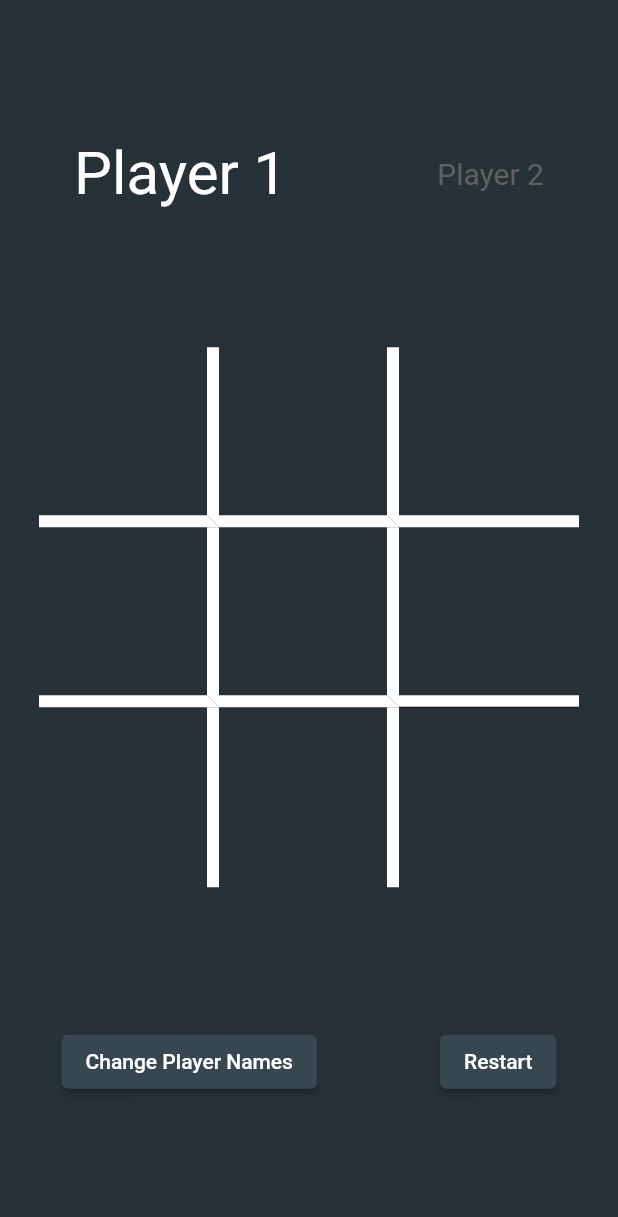
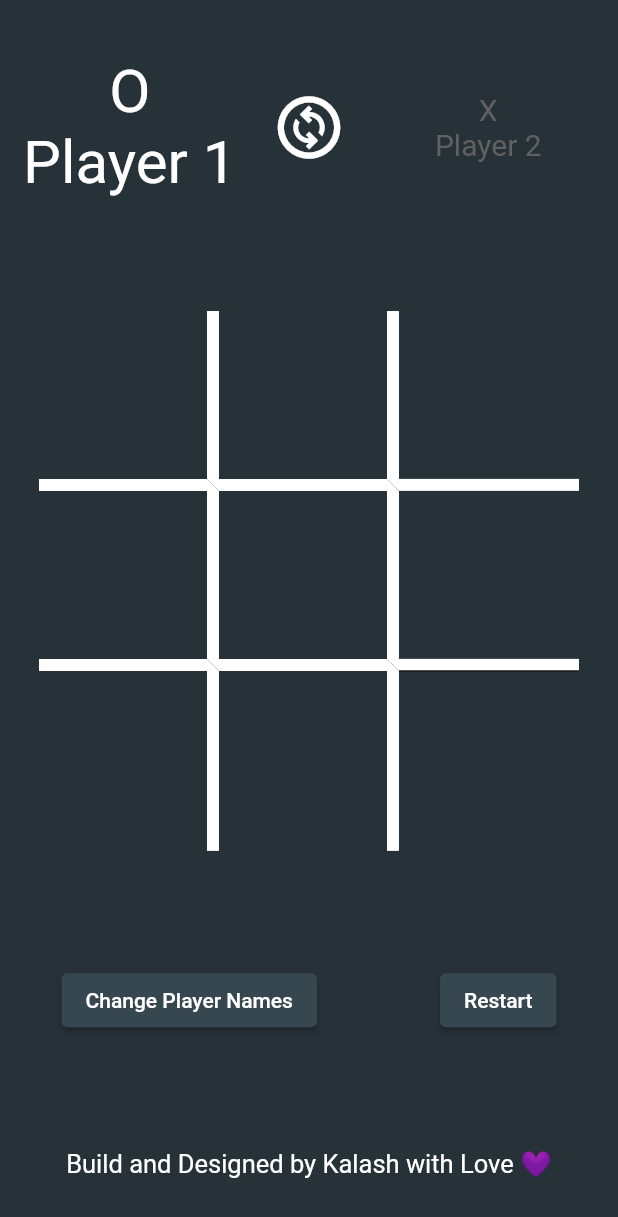
Before and after one commit to insfirred/tic-tac-toe, a Flutter app: the screen it shows after launch, on a phone screen of 412 x 824 dp. Shown: the top 1217 px of the screen. Run offline on Flutter 3.47's test engine with Material 2 defaults, Android fonts, the phone set to English and light mode, and no system bars.

Commit message:
Added Swap Player feature

```diff
--- a/lib/homeScreen.dart
+++ b/lib/homeScreen.dart
@@ -97,6 +97,8 @@ class _homeScreenState extends State<homeScreen> {
                 isEmpty7 = true;
                 isEmpty8 = true;
 
+                swapPlayers();
+
               });
               Navigator.of(context).pop();
             },
@@ -161,6 +163,8 @@ class _homeScreenState extends State<homeScreen> {
                 isEmpty6 = true;
                 isEmpty7 = true;
                 isEmpty8 = true;
+
+                swapPlayers();
 
               });
               Navigator.of(context).pop();
@@ -230,17 +234,48 @@ class _homeScreenState extends State<homeScreen> {
     );
   }
 
+  swapPlayers(){
+    setState(() {
+      var temp = playerName1;
+      playerName1 = playerName2;
+      playerName2 = temp;
+    });
+  }
+
   @override
   Widget build(BuildContext context) {
     return SafeArea(
       child: Scaffold(
         backgroundColor: Colors.blueGrey.shade900,
-        body: Column(mainAxisAlignment: MainAxisAlignment.spaceEvenly, children: [
+        body: Column(mainAxisAlignment: MainAxisAlignment.spaceAround, children: [
 
-          Row(mainAxisAlignment: MainAxisAlignment.center,children: [
-            Text(playerName1 ,style: TextStyle(color: (turn=="O")?Colors.white:Colors.grey.shade700, fontSize: (turn=='O')?40:20),),
-            const SizedBox(width: 100,),
-            Text(playerName2 ,style: TextStyle(color: (turn=="O")?Colors.grey.shade700:Colors.white, fontSize: (turn=='O')?20:40),),
+          Row(mainAxisAlignment: MainAxisAlignment.spaceEvenly,children: [
+            SizedBox(
+              width: 150,
+              child: Column(
+                children: [
+                  Text('O' ,style: TextStyle(color: (turn=="O")?Colors.white:Colors.grey.shade700, fontSize: (turn=='O')?40:20),),
+                  Text(playerName1 ,style: TextStyle(color: (turn=="O")?Colors.white:Colors.grey.shade700, fontSize: (turn=='O')?40:20),),
+                ],
+              ),
+            ),
+
+            IconButton(
+              onPressed: ()=>swapPlayers(),
+              icon: Icon(Icons.change_circle_outlined),
+              color: Colors.white,
+              iconSize: 50,
+            ),
+
+            SizedBox(
+              width: 150,
+              child: Column(
+                children: [
+                  Text('X' ,style: TextStyle(color: (turn=="O")?Colors.grey.shade700:Colors.white, fontSize: (turn=='O')?20:40),),
+                  Text(playerName2 ,style: TextStyle(color: (turn=="O")?Colors.grey.shade700:Colors.white, fontSize: (turn=='O')?20:40),),
+                ],
+              ),
+            ),
           ],),
 
           Column(
@@ -431,7 +466,15 @@ class _homeScreenState extends State<homeScreen> {
                 )
               ),
             ],
-          )
+          ),
+
+          Text(
+            'Build and Designed by Kalash with Love 💜',
+            style: TextStyle(
+              color: Colors.white,
+              fontSize: 17
+            ),
+          ),
 
         ],),
       ),
```
